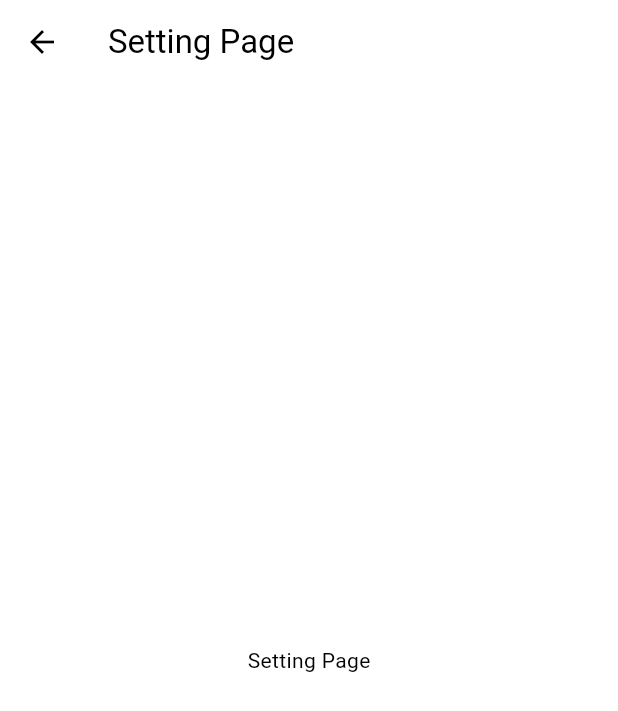
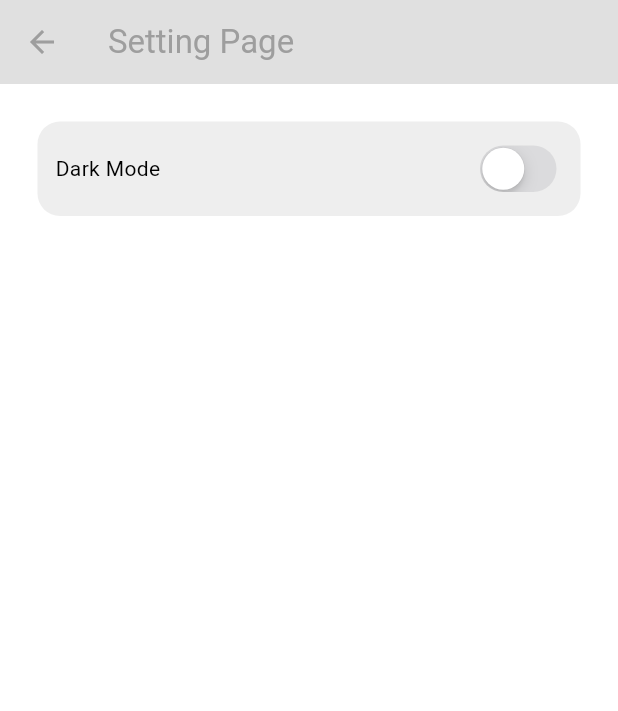
Before and after one commit to sabin79/chat_with_firebase, a Flutter app: the screen it shows once a user with an empty profile is signed in, in the side drawer, after a tap on "S E T T I N G S", on a phone screen of 412 x 824 dp. Shown: the top 711 px of the screen. Run offline on Flutter 3.47's test engine with Material 3 defaults, Android fonts, the phone set to English and light mode, and no system bars; our stand-ins replace cloud_firestore, firebase_auth, firebase_core, firebase_storage; accounts and stored records are empty; network calls fail.

Commit message:
final ready

```diff
--- /dev/null
+++ b/devtools_options.yaml
@@ -0,0 +1,3 @@
+description: This file stores settings for Dart & Flutter DevTools.
+documentation: https://docs.flutter.dev/tools/devtools/extensions#configure-extension-enablement-states
+extensions:
--- a/lib/main.dart
+++ b/lib/main.dart
@@ -3,9 +3,11 @@ import 'package:chat_with_firebase/services/auth/auth_gate.dart';
 import 'package:chat_with_firebase/screen/login_screen.dart';
 import 'package:chat_with_firebase/firebase_options.dart';
 import 'package:chat_with_firebase/theme/light_theme.dart';
+import 'package:chat_with_firebase/theme/theme_provider.dart';
 import 'package:cloud_firestore/cloud_firestore.dart';
 import 'package:firebase_core/firebase_core.dart';
 import 'package:flutter/material.dart';
+import 'package:provider/provider.dart';
 
 void main() async {
   WidgetsFlutterBinding.ensureInitialized();
@@ -13,7 +15,10 @@ void main() async {
 
   // FirebaseFirestore.instance.useFirestoreEmulator('10.0.2.2', 80);
 
-  runApp(const MyApp());
+  runApp(ChangeNotifierProvider(
+    create: (context) => ThemeProvider(),
+    child: const MyApp(),
+  ));
 }
 
 class MyApp extends StatelessWidget {
@@ -24,7 +29,7 @@ class MyApp extends StatelessWidget {
   Widget build(BuildContext context) {
     return MaterialApp(
       debugShowCheckedModeBanner: false,
-      theme: lightTheme,
+      theme: Provider.of<ThemeProvider>(context).themeData,
       home: AuthGate(),
     );
   }
--- a/lib/screen/homePage.dart
+++ b/lib/screen/homePage.dart
@@ -16,7 +16,7 @@ class HomePage extends StatelessWidget {
   Widget build(BuildContext context) {
     return Scaffold(
       appBar: AppBar(
-        backgroundColor: Colors.amber,
+        backgroundColor: Theme.of(context).colorScheme.background,
         title: Text("Home Page"),
         centerTitle: true,
       ),
--- a/lib/screen/setting_page.dart
+++ b/lib/screen/setting_page.dart
@@ -1,4 +1,7 @@
+import 'package:chat_with_firebase/theme/theme_provider.dart';
+import 'package:flutter/cupertino.dart';
 import 'package:flutter/material.dart';
+import 'package:provider/provider.dart';
 
 class SettingPage extends StatelessWidget {
   const SettingPage({super.key});
@@ -8,9 +11,24 @@ class SettingPage extends StatelessWidget {
     return Scaffold(
         appBar: AppBar(
           title: Text('Setting Page'),
+          backgroundColor: Theme.of(context).colorScheme.background,
+          foregroundColor: Colors.grey,
         ),
-        body: Center(
-          child: Text("Setting Page"),
-        ));
+        body: Container(
+            decoration: BoxDecoration(
+              color: Theme.of(context).colorScheme.secondary,
+              borderRadius: BorderRadius.circular(15),
+            ),
+            margin: EdgeInsets.all(25),
+            padding: EdgeInsets.all(12),
+            child: Row(
+                mainAxisAlignment: MainAxisAlignment.spaceBetween,
+                children: [
+                  Text("Dark Mode"),
+                  CupertinoSwitch(
+                      value: Provider.of<ThemeProvider>(context, listen: false)
+                          .isDarkMode,
+                      onChanged: (value) =>Provider.of<ThemeProvider>(context, listen: false).toggleTheme(),)
+                ])));
   }
 }
--- a/lib/services/auth/auth_services.dart
+++ b/lib/services/auth/auth_services.dart
@@ -7,6 +7,10 @@ class AuthService {
 // instance of auth
   final FirebaseAuth _auth = FirebaseAuth.instance;
   final FirebaseFirestore _fireStore = FirebaseFirestore.instance;
+
+  User getCurrentUser() {
+    return _auth.currentUser!;
+  }
 
   // sign  in
   Future<UserCredential> sigInWithEmailAndPassword(
--- /dev/null
+++ b/lib/theme/dark_theme.dart
@@ -0,0 +1,13 @@
+import 'package:flutter/material.dart';
+
+ThemeData darkMode = ThemeData(
+  colorScheme: ColorScheme.dark(
+background: Colors.grey.shade900,
+primary: Colors.grey.shade600,
+secondary: Colors.grey.shade700,
+tertiary: Colors.grey.shade800,
+inversePrimary: Colors.grey.shade300
+
+  ),
+
+);
--- /dev/null
+++ b/lib/theme/theme_provider.dart
@@ -0,0 +1,25 @@
+import 'package:chat_with_firebase/theme/dark_theme.dart';
+import 'package:chat_with_firebase/theme/light_theme.dart';
+import 'package:flutter/material.dart';
+
+class ThemeProvider extends ChangeNotifier {
+  ThemeData _themeData = lightTheme; // Correct initialization with `lightTheme`
+
+  ThemeData get themeData => _themeData;
+
+  bool get isDarkMode => _themeData == darkMode;
+
+  set themeData(ThemeData themeData) {
+    // Fix: Ensure the property name matches convention
+    _themeData = themeData;
+    notifyListeners();
+  }
+
+  void toggleTheme() {
+    if (_themeData == lightTheme) {
+      themeData = darkMode;
+    } else {
+      themeData = lightTheme;
+    }
+  }
+}
--- a/pubspec.yaml
+++ b/pubspec.yaml
@@ -41,6 +41,7 @@ dependencies:
   firebase_data_connect: ^0.1.2+5
   cloud_firestore: ^5.6.1
   firebase_messaging: ^15.2.0
+  provider: ^6.1.2
 
 dev_dependencies:
   flutter_test:
```
Also changed, not shown: lib/compnent/chat_bubble.dart (added, +33 -0 lines), lib/compnent/my_textfield.dart (+21 -16 lines), lib/screen/chat_page.dart (+67 -11 lines), lib/services/chat/chat_services.dart (+5 -8 lines), pubspec.lock.
